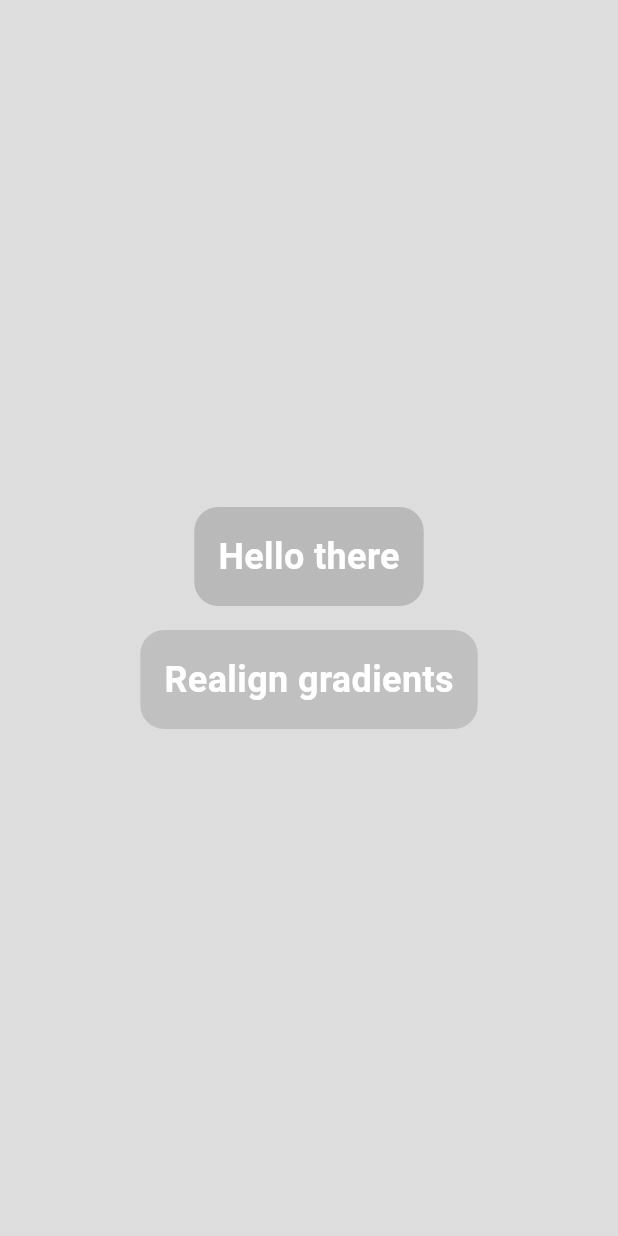
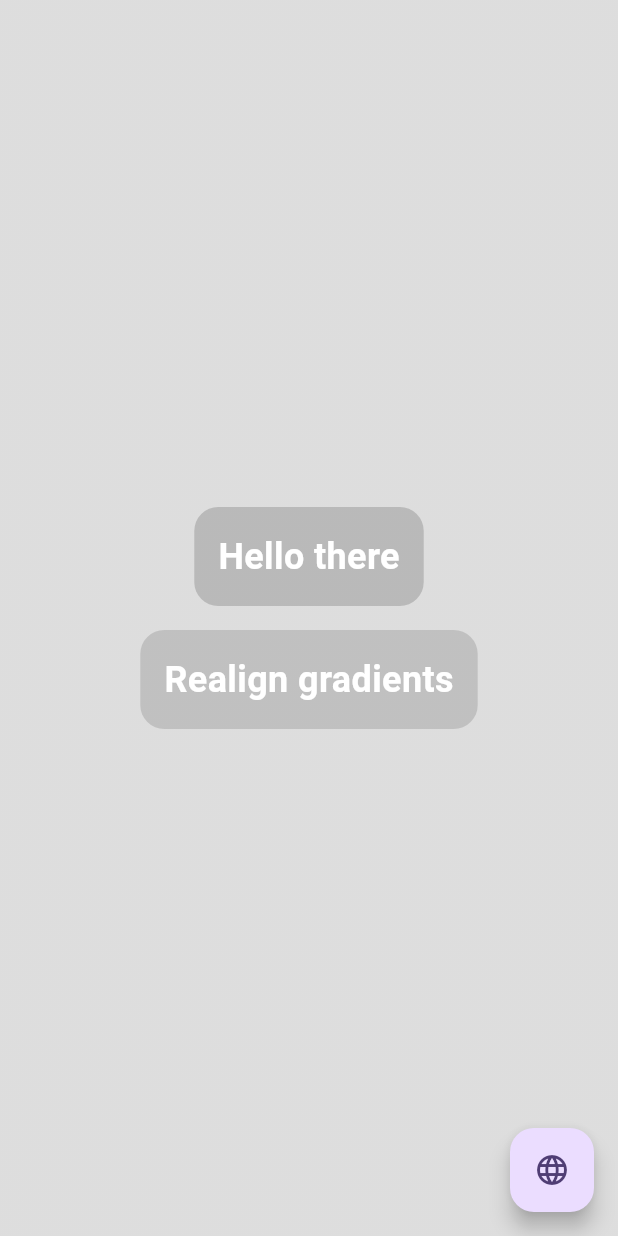
Before and after one commit to Iamyouandwhatiseeisme/random_color_generator, a Flutter app: the screen it shows after launch, on a phone screen of 412 x 824 dp. Run offline on Flutter 3.47's test engine with Material 3 defaults, Android fonts, the phone set to English and light mode, and no system bars; our stand-ins replace flutter_bloc, get_it.

Commit message:
feat(localization): integrate localization support and add language change functionality

```diff
--- a/lib/features/generator/presentation/generator_page.dart
+++ b/lib/features/generator/presentation/generator_page.dart
@@ -2,6 +2,8 @@ import 'package:flutter/material.dart';
 import 'package:flutter_bloc/flutter_bloc.dart';
 import 'package:random_color_generator/features/generator/domain/state/generator_cubit.dart';
 import 'package:random_color_generator/features/generator/presentation/components/app_button.dart';
+import 'package:random_color_generator/features/localization/domain/state/localization_cubit.dart';
+import 'package:random_color_generator/l10n/app_localizations.dart';
 
 /// This is the main page for random color generator App.
 class GeneratorPage extends StatelessWidget {
@@ -19,13 +21,18 @@ class GeneratorPage extends StatelessWidget {
           gradient: state.backgroundColor,
         ),
         child: Scaffold(
+          floatingActionButton: FloatingActionButton(
+            child: const Icon(Icons.language),
+            onPressed: () => context.read<LocalizationCubit>().changeLocale(),
+          ),
           backgroundColor: Colors.transparent,
           body: Center(
             child: Column(
               mainAxisAlignment: MainAxisAlignment.center,
               children: [
                 AppButton(
-                  label: 'Hello there',
+                  label:
+                      AppLocalizations.of(context)?.helloThere ?? "Hello there",
                   backgroundColor: state.buttonBackgroundColor.withValues(
                     alpha: 0.2,
                   ),
@@ -35,7 +42,9 @@ class GeneratorPage extends StatelessWidget {
                   height: 16,
                 ),
                 AppButton(
-                  label: 'Realign gradients',
+                  label:
+                      AppLocalizations.of(context)?.reAlignGradients ??
+                      "Realign gradients",
                   backgroundColor: state.buttonBackgroundColor
                     ..withValues(
                       alpha: 0.2,
--- a/lib/main.dart
+++ b/lib/main.dart
@@ -1,8 +1,11 @@
 import 'package:flutter/material.dart';
 import 'package:flutter_bloc/flutter_bloc.dart';
+import 'package:flutter_localizations/flutter_localizations.dart';
 import 'package:random_color_generator/di/di.dart';
 import 'package:random_color_generator/features/generator/domain/state/generator_cubit.dart';
 import 'package:random_color_generator/features/generator/presentation/generator_page.dart';
+import 'package:random_color_generator/features/localization/domain/state/localization_cubit.dart';
+import 'package:random_color_generator/l10n/app_localizations.dart';
 
 void main() async {
   WidgetsFlutterBinding.ensureInitialized();
@@ -19,15 +22,34 @@ class Main extends StatelessWidget {
   // This widget is the root of your application.
   @override
   Widget build(BuildContext context) {
-    return BlocProvider(
+    return MultiBlocProvider(
+      providers: [
+        BlocProvider(
           create: (_) => GeneratorCubit()..init(),
-      child: MaterialApp(
+        ),
+        BlocProvider(
+          create: (_) => LocalizationCubit(),
+        ),
+      ],
+      child: Builder(
+        builder: (context) {
+          return MaterialApp(
+            locale: context.watch<LocalizationCubit>().state,
+            localizationsDelegates: const [
+              GlobalMaterialLocalizations.delegate,
+              GlobalWidgetsLocalizations.delegate,
+              GlobalCupertinoLocalizations.delegate,
+              AppLocalizations.delegate,
+            ],
+            supportedLocales: const [Locale('en'), Locale('uk')],
             debugShowCheckedModeBanner: false,
             title: 'Random Color Generator App',
             theme: ThemeData(
               colorScheme: ColorScheme.fromSeed(seedColor: Colors.deepPurple),
             ),
             home: const GeneratorPage(),
+          );
+        },
       ),
     );
   }
```
Lines whose indentation alone changed are shown as unchanged.
